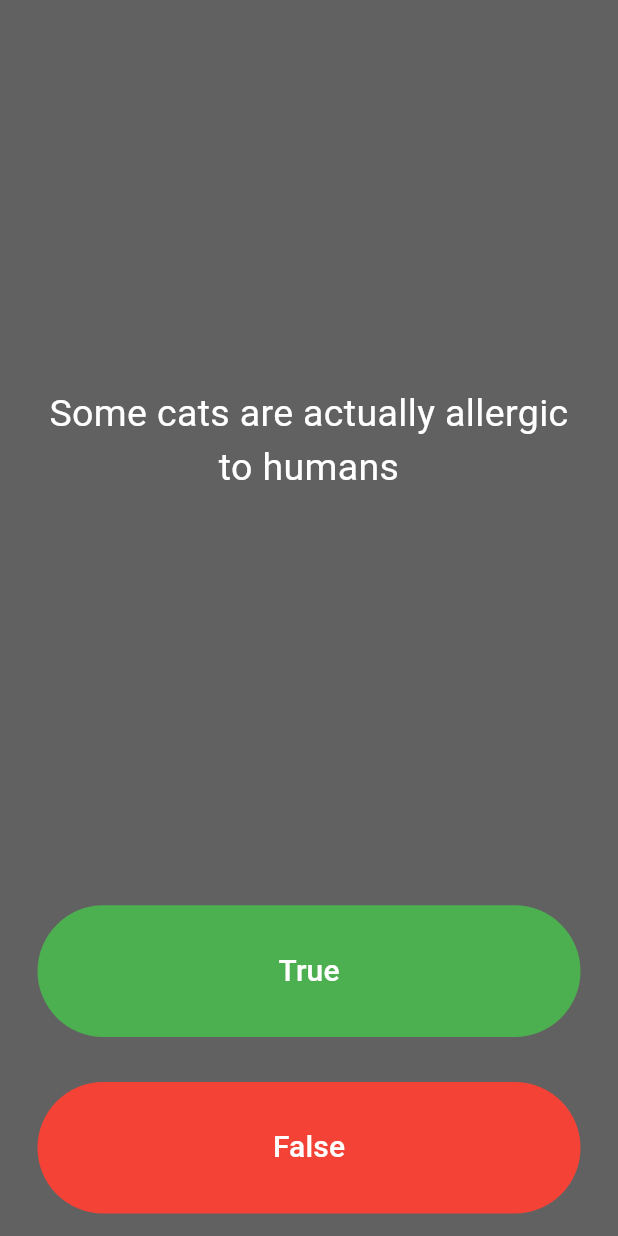
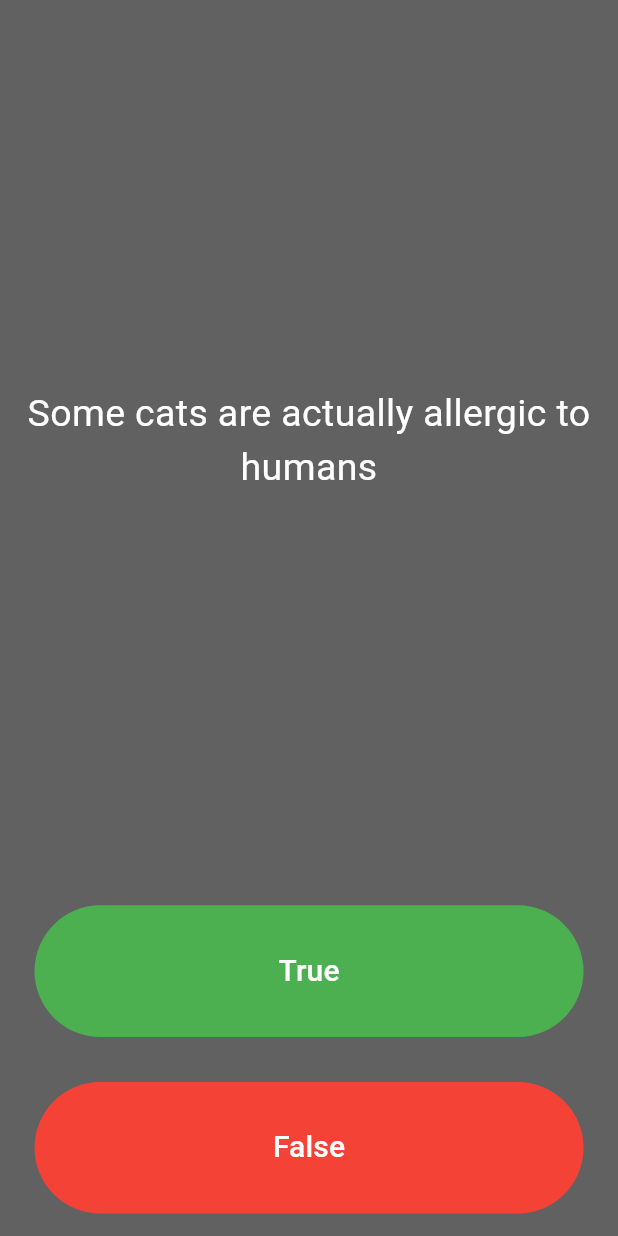
Before and after one commit to mr-schway/quizzler, a Flutter app: the screen it shows after launch, on a phone screen of 412 x 824 dp. Run offline on Flutter 3.47's test engine with Material 3 defaults, Android fonts, the phone set to English and light mode, and no system bars.

Commit message:
bug fixes

```diff
--- a/lib/main.dart
+++ b/lib/main.dart
@@ -17,7 +17,7 @@ class Quizzler extends StatelessWidget {
         backgroundColor: Colors.grey[700],
         body: const SafeArea(
           child: Padding(
-            padding: EdgeInsets.symmetric(horizontal: 10),
+            padding: EdgeInsets.symmetric(horizontal: 8),
             child: QuizPage(),
           ),
         ),
@@ -41,12 +41,12 @@ class _QuizPageState extends State<QuizPage> {
 
     setState(() {
       if (userPickedAnswer == correctAnswer) {
-        scoreKeeper.add(Icon(
+        scoreKeeper.add(const Icon(
           Icons.check,
           color: Colors.green,
         ));
       } else {
-        scoreKeeper.add(Icon(
+        scoreKeeper.add(const Icon(
           Icons.close,
           color: Colors.red,
         ));
@@ -64,7 +64,7 @@ class _QuizPageState extends State<QuizPage> {
         Expanded(
           flex: 5,
           child: Padding(
-            padding: const EdgeInsets.all(10.0),
+            padding: const EdgeInsets.all(8.0),
             child: Center(
               child: Text(
                 quizBrain.getQuestionText(),
@@ -119,8 +119,11 @@ class _QuizPageState extends State<QuizPage> {
             ),
           ),
         ),
-        Row(
-          children: scoreKeeper,
+        SingleChildScrollView(
+          scrollDirection: Axis.horizontal,
+          child: Row(
+            children: scoreKeeper,
+          ),
         )
       ],
     );
```
Also changed, not shown: lib/quiz_brain.dart (+18 -8 lines), pubspec.lock, 4 other files.
